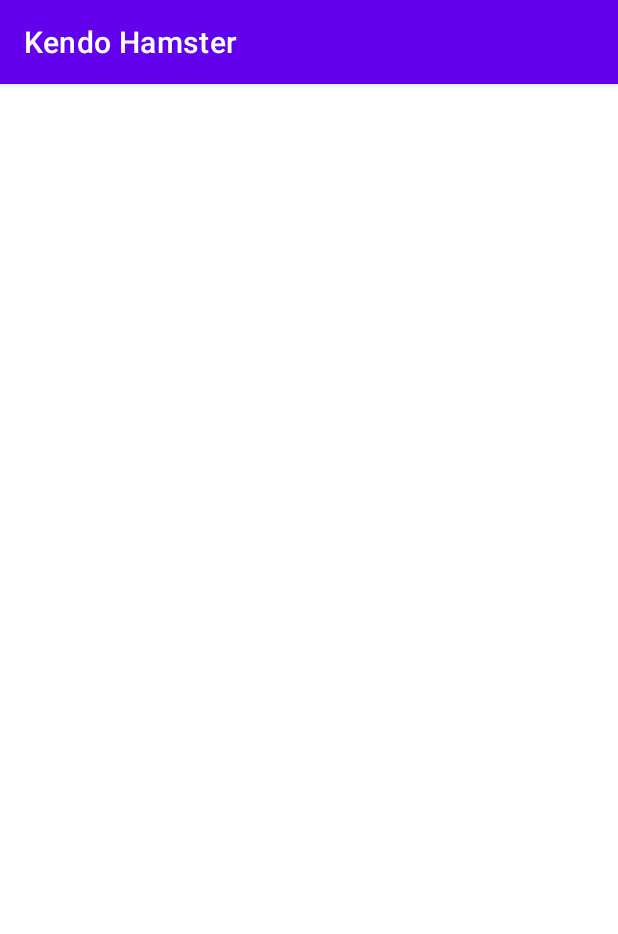
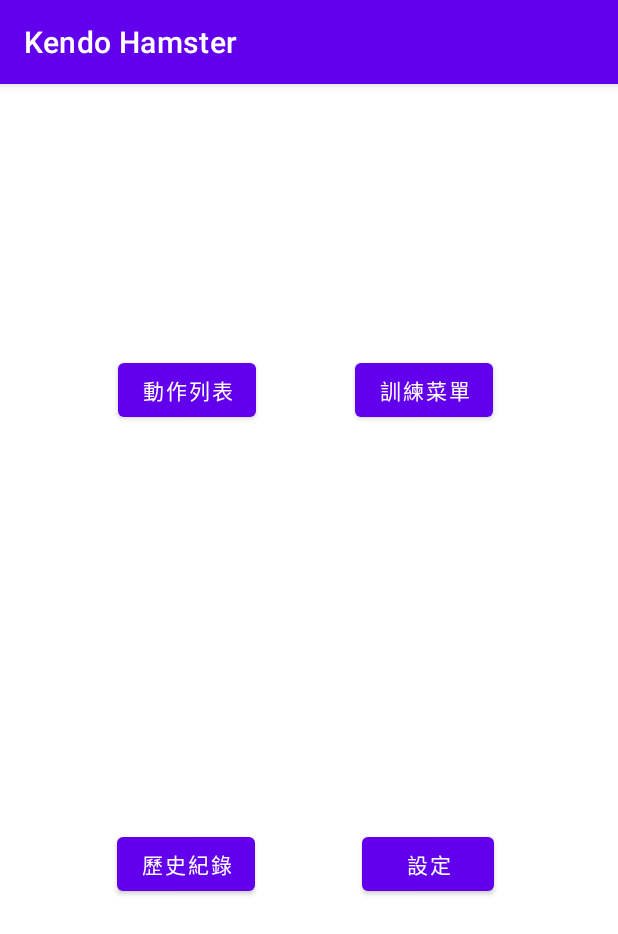
Before and after one commit to Yang-Yun-Yeh/KendoHamster, an Android app: the screen it shows after launch (MainActivity), on a phone screen of 412 x 824 dp. Shown: the top 934 px of the screen. Run offline under Robolectric (Android 15) with nearby library versions, the light colour scheme and no system bars.

Commit message:
MainActivity

```diff
--- a/app/src/main/java/com/ncumis/kendohamster/MainActivity.java
+++ b/app/src/main/java/com/ncumis/kendohamster/MainActivity.java
@@ -2,13 +2,51 @@
 
 import androidx.appcompat.app.AppCompatActivity;
 
+import android.content.Intent;
 import android.os.Bundle;
+import android.view.View;
+import android.widget.Button;
 
 public class MainActivity extends AppCompatActivity {
+    Button btnMotionList,btnHistory,btnTrainingMenu,btnSettings;
+
 
     @Override
     protected void onCreate(Bundle savedInstanceState) {
         super.onCreate(savedInstanceState);
         setContentView(R.layout.activity_main);
+        btnMotionList = findViewById(R.id.btnMotionList);
+        btnHistory = findViewById(R.id.btnHistory);
+        btnTrainingMenu =findViewById(R.id.btnTrainingMenu);
+        btnSettings = findViewById(R.id.btnSettings);
+
+        btnMotionList.setOnClickListener(new View.OnClickListener() {
+            @Override
+            public void onClick(View view) {
+                Intent i = new Intent(MainActivity.this,MotionList.class);
+                startActivity(i);
+            }
+        });
+        btnTrainingMenu.setOnClickListener(new View.OnClickListener() {
+            @Override
+            public void onClick(View view) {
+                Intent i = new Intent(MainActivity.this,TrainingMenu.class);
+                startActivity(i);
+            }
+        });
+        btnHistory.setOnClickListener(new View.OnClickListener() {
+            @Override
+            public void onClick(View view) {
+                Intent i = new Intent(MainActivity.this,History.class);
+                startActivity(i);
+            }
+        });
+        btnSettings.setOnClickListener(new View.OnClickListener() {
+            @Override
+            public void onClick(View view) {
+                Intent i = new Intent(MainActivity.this,Settings.class);
+                startActivity(i);
+            }
+        });
     }
 }
--- a/app/src/main/res/layout/activity_main.xml
+++ b/app/src/main/res/layout/activity_main.xml
@@ -4,4 +4,48 @@
     xmlns:tools="http://schemas.android.com/tools"
     android:layout_width="match_parent"
     android:layout_height="match_parent"
-    tools:context=".MainActivity"/>
+    tools:context=".MainActivity">
+
+    <Button
+        android:id="@+id/btnTrainingMenu"
+        android:layout_width="wrap_content"
+        android:layout_height="wrap_content"
+        android:layout_marginTop="180dp"
+        android:layout_marginEnd="18dp"
+        android:text="訓練菜單"
+        app:layout_constraintEnd_toEndOf="parent"
+        app:layout_constraintStart_toEndOf="@+id/btnMotionList"
+        app:layout_constraintTop_toTopOf="parent" />
+
+    <Button
+        android:id="@+id/btnSettings"
+        android:layout_width="wrap_content"
+        android:layout_height="wrap_content"
+        android:layout_marginEnd="12dp"
+        android:layout_marginBottom="224dp"
+        android:text="設定"
+        app:layout_constraintBottom_toBottomOf="parent"
+        app:layout_constraintEnd_toEndOf="parent"
+        app:layout_constraintStart_toEndOf="@+id/btnHistory" />
+
+    <Button
+        android:id="@+id/btnMotionList"
+        android:layout_width="wrap_content"
+        android:layout_height="wrap_content"
+        android:layout_marginStart="13dp"
+        android:text="動作列表"
+        app:layout_constraintBaseline_toBaselineOf="@+id/btnTrainingMenu"
+        app:layout_constraintEnd_toStartOf="@+id/btnTrainingMenu"
+        app:layout_constraintStart_toStartOf="parent" />
+
+    <Button
+        android:id="@+id/btnHistory"
+        android:layout_width="wrap_content"
+        android:layout_height="wrap_content"
+        android:layout_marginStart="7dp"
+        android:text="歷史紀錄"
+        app:layout_constraintBaseline_toBaselineOf="@+id/btnSettings"
+        app:layout_constraintEnd_toStartOf="@+id/btnSettings"
+        app:layout_constraintStart_toStartOf="parent" />
+
+</androidx.constraintlayout.widget.ConstraintLayout>
```
Also changed, not shown: app/src/main/AndroidManifest.xml (+12 -0 lines), app/src/main/java/com/ncumis/kendohamster/History.java (added, +14 -0 lines), app/src/main/java/com/ncumis/kendohamster/MotionList.java (added, +14 -0 lines), app/src/main/java/com/ncumis/kendohamster/Settings.java (added, +14 -0 lines), app/src/main/java/com/ncumis/kendohamster/TrainingMenu.java (added, +14 -0 lines), app/src/main/res/layout/activity_history.xml (added, +9 -0 lines), app/src/main/res/layout/activity_motion_list.xml (added, +9 -0 lines), app/src/main/res/layout/activity_settings.xml (added, +9 -0 lines), app/src/main/res/layout/activity_training_menu.xml (added, +9 -0 lines).
